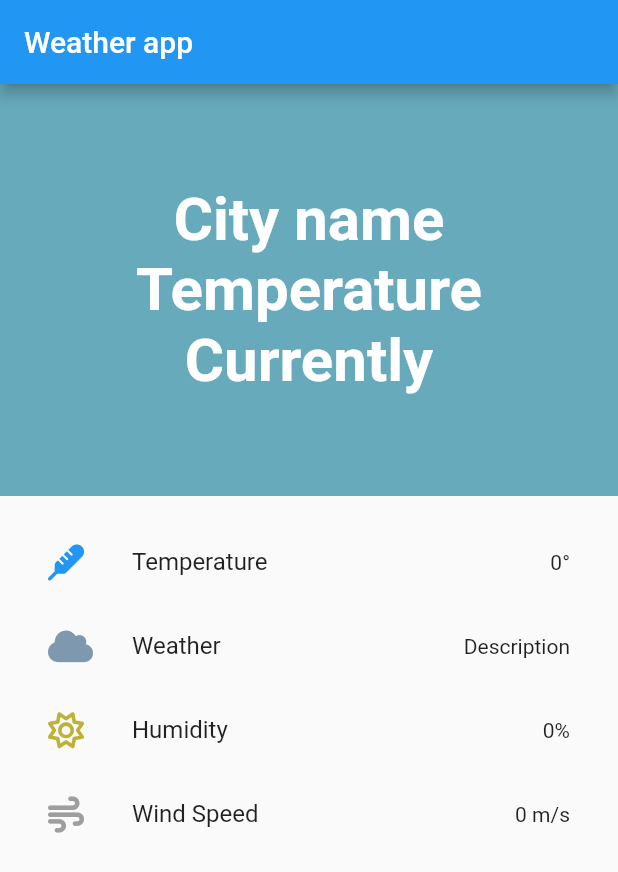
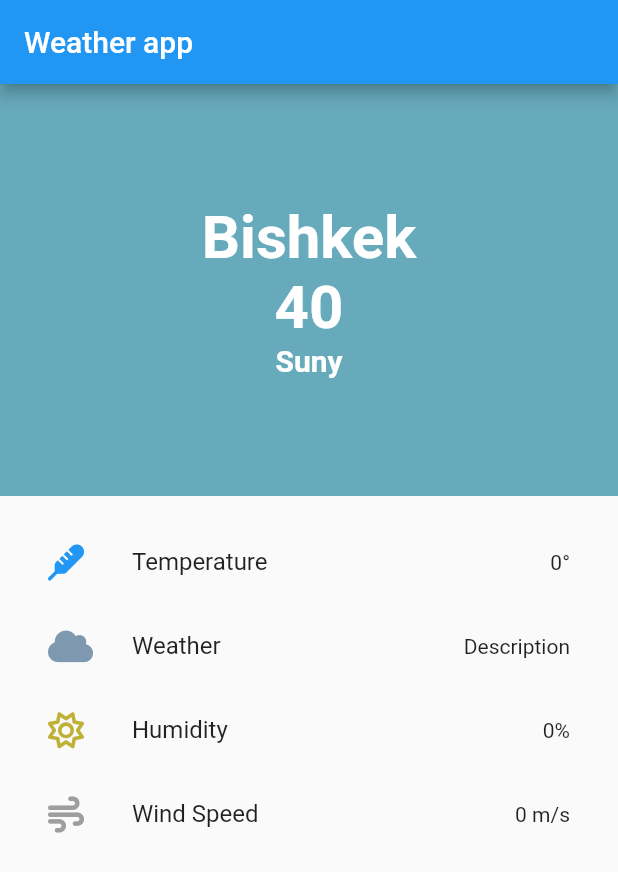
Before and after one commit to TalgatBatyrov/weather_flutter_app, a Flutter app: the screen it shows after launch, on a phone screen of 412 x 824 dp. Shown: the top 872 px of the screen. Run offline on Flutter 3.47's test engine with Material 2 defaults, Android fonts, the phone set to English and light mode, and no system bars; our stand-ins replace easy_localization, font_awesome_flutter.

Commit message:
ui: WeatherInfoLabel feat: weather model

```diff
--- /dev/null
+++ b/lib/models/weather.dart
@@ -0,0 +1,40 @@
+class Weather {
+  String condition;
+  num temperature;
+  num feelsLike;
+  num pressure;
+  num visibility;
+  String humidity;
+  num windSpeed;
+  String country;
+  String name;
+  String icon;
+
+  Weather({
+    required this.condition,
+    required this.temperature,
+    required this.feelsLike,
+    required this.visibility,
+    required this.pressure,
+    required this.humidity,
+    required this.windSpeed,
+    required this.country,
+    required this.name,
+    required this.icon,
+  });
+
+  factory Weather.fromJson(Map<String, dynamic> json) {
+    return Weather(
+      condition: json['weather'][0]['main'],
+      temperature: (json['main']['temp']).round(),
+      feelsLike: (json['main']['feels_like']).round(),
+      visibility: (json['visibility'] / 1000).round(),
+      pressure: (json['main']['pressure']),
+      humidity: json['main']['humidity'].toString(),
+      windSpeed: (json['wind']['speed'] * 3.6),
+      country: json['sys']['country'],
+      name: json['name'],
+      icon: json['weather'][0]['icon'],
+    );
+  }
+}
--- a/lib/widgets/home/home.dart
+++ b/lib/widgets/home/home.dart
@@ -8,9 +8,7 @@ class Home extends StatelessWidget {
   @override
   Widget build(BuildContext context) {
     return Scaffold(
-      appBar: AppBar(
-        title: const Text('Weather app'),
-      ),
+      appBar: AppBar(title: const Text('Weather app')),
       body: Column(
         children: const [
           WeatherInfo(),
--- a/lib/widgets/home/weather_details/weather_details.dart
+++ b/lib/widgets/home/weather_details/weather_details.dart
@@ -11,11 +11,7 @@ class WeatherDetails extends StatelessWidget {
         padding: const EdgeInsets.all(16),
         child: ListView(
           children: const [
-            ListTile(
-              leading: FaIcon(FontAwesomeIcons.thermometer, color: Colors.blue),
-              title: Text('Temperature'),
-              trailing: Text(' ${0}\u00B0'),
-            ),
+            _DetailsItem(),
             ListTile(
               leading: FaIcon(FontAwesomeIcons.cloud,
                   color: Color.fromARGB(255, 126, 153, 175)),
@@ -39,3 +35,18 @@ class WeatherDetails extends StatelessWidget {
     );
   }
 }
+
+class _DetailsItem extends StatelessWidget {
+  const _DetailsItem({
+    Key? key,
+  }) : super(key: key);
+
+  @override
+  Widget build(BuildContext context) {
+    return const ListTile(
+      leading: FaIcon(FontAwesomeIcons.thermometer, color: Colors.blue),
+      title: Text('Temperature'),
+      trailing: Text(' ${0}\u00B0'),
+    );
+  }
+}
--- /dev/null
+++ b/lib/widgets/home/weather_info/elements/weather_Info_label.dart
@@ -0,0 +1,23 @@
+import 'package:flutter/material.dart';
+
+class WeatherInfoLabel extends StatelessWidget {
+  final String title;
+  final double fontSize;
+  const WeatherInfoLabel({
+    Key? key,
+    required this.title,
+    this.fontSize = 40,
+  }) : super(key: key);
+
+  @override
+  Widget build(BuildContext context) {
+    return Text(
+      title,
+      style: TextStyle(
+        fontSize: fontSize,
+        fontWeight: FontWeight.bold,
+        color: Colors.white,
+      ),
+    );
+  }
+}
--- a/lib/widgets/home/weather_info/weather_info.dart
+++ b/lib/widgets/home/weather_info/weather_info.dart
@@ -1,26 +1,21 @@
 import 'package:flutter/material.dart';
+import 'package:weather_flutter_app/widgets/home/weather_info/elements/weather_Info_label.dart';
 
 class WeatherInfo extends StatelessWidget {
   const WeatherInfo({Key? key}) : super(key: key);
 
   @override
   Widget build(BuildContext context) {
-    TextStyle topInfoStyle = const TextStyle(
-      fontSize: 40,
-      fontWeight: FontWeight.bold,
-      color: Colors.white,
-    );
     return Container(
       color: const Color.fromARGB(255, 103, 170, 188),
       height: MediaQuery.of(context).size.height / 3,
       width: MediaQuery.of(context).size.width,
       child: Column(
-        crossAxisAlignment: CrossAxisAlignment.center,
         mainAxisAlignment: MainAxisAlignment.center,
-        children: [
-          Text('City name', style: topInfoStyle),
-          Text('Temperature', style: topInfoStyle),
-          Text('Currently', style: topInfoStyle),
+        children: const [
+          WeatherInfoLabel(title: 'Bishkek'),
+          WeatherInfoLabel(title: '40'),
+          WeatherInfoLabel(title: 'Suny', fontSize: 20),
         ],
       ),
     );
```
Also changed, not shown: 7 other files.
